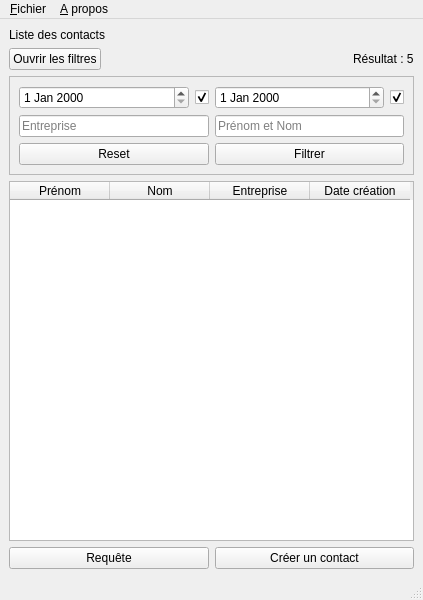
Above: cdaa/ui/mainwindow.ui from Zoreph22/contact-manager before the change. Below: the same form after it.
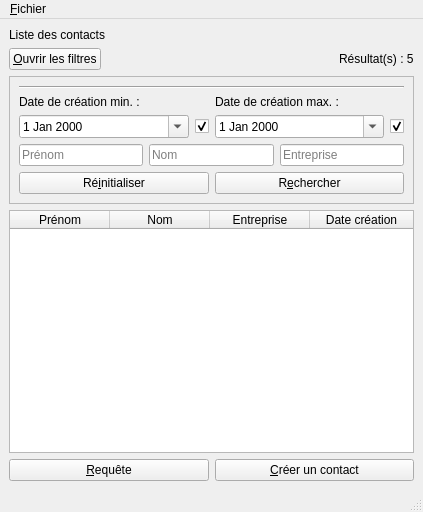
That is the form after the change.

The edit to the form file:
```diff
--- a/cdaa/ui/mainwindow.ui
+++ b/cdaa/ui/mainwindow.ui
@@ -10,7 +10,7 @@
     <x>0</x>
     <y>0</y>
     <width>423</width>
-    <height>600</height>
+    <height>512</height>
    </rect>
   </property>
   <property name="windowTitle">
@@ -32,7 +32,7 @@
         <item>
          <widget class="QPushButton" name="buttonOpenFilter">
           <property name="text">
-           <string>Ouvrir les filtres</string>
+           <string>&amp;Ouvrir les filtres</string>
           </property>
          </widget>
         </item>
@@ -52,7 +52,7 @@
         <item>
          <widget class="QLabel" name="labelResult">
           <property name="text">
-           <string>Résultat : 5</string>
+           <string>Résultat(s) : 5</string>
           </property>
          </widget>
         </item>
@@ -67,12 +67,44 @@
          <enum>QFrame::Raised</enum>
         </property>
         <layout class="QVBoxLayout" name="verticalLayout_5">
+         <item>
+          <widget class="Line" name="line">
+           <property name="orientation">
+            <enum>Qt::Horizontal</enum>
+           </property>
+          </widget>
+         </item>
          <item>
           <layout class="QVBoxLayout" name="verticalLayout_4">
+           <item>
+            <layout class="QHBoxLayout" name="horizontalLayout_7">
+             <item>
+              <widget class="QLabel" name="label_3">
+               <property name="text">
+                <string>Date de création min. :</string>
+               </property>
+              </widget>
+             </item>
+             <item>
+              <widget class="QLabel" name="label_2">
+               <property name="text">
+                <string>Date de création max. :</string>
+               </property>
+              </widget>
+             </item>
+            </layout>
+           </item>
            <item>
             <layout class="QHBoxLayout" name="horizontalLayout_5">
              <item>
-              <widget class="QDateEdit" name="dateEditMin"/>
+              <widget class="QDateEdit" name="dateEditMin">
+               <property name="toolTip">
+                <string>&lt;html&gt;&lt;head/&gt;&lt;body&gt;&lt;p&gt;Date de création minimale.&lt;/p&gt;&lt;/body&gt;&lt;/html&gt;</string>
+               </property>
+               <property name="calendarPopup">
+                <bool>true</bool>
+               </property>
+              </widget>
              </item>
              <item>
               <widget class="QCheckBox" name="checkBoxDateMin">
@@ -91,7 +123,14 @@
               </widget>
              </item>
              <item>
-              <widget class="QDateEdit" name="dateEditMax"/>
+              <widget class="QDateEdit" name="dateEditMax">
+               <property name="toolTip">
+                <string>&lt;html&gt;&lt;head/&gt;&lt;body&gt;&lt;p&gt;Date de création maximale.&lt;/p&gt;&lt;/body&gt;&lt;/html&gt;</string>
+               </property>
+               <property name="calendarPopup">
+                <bool>true</bool>
+               </property>
+              </widget>
              </item>
              <item>
               <widget class="QCheckBox" name="checkBoxDateMax">
@@ -113,6 +152,29 @@
            </item>
            <item>
             <layout class="QHBoxLayout" name="horizontalLayout_3">
+             <item>
+              <widget class="QLineEdit" name="lineEditFilter2">
+               <property name="text">
+                <string/>
+               </property>
+               <property name="placeholderText">
+                <string>Prénom</string>
+               </property>
+               <property name="clearButtonEnabled">
+                <bool>true</bool>
+               </property>
+              </widget>
+             </item>
+             <item>
+              <widget class="QLineEdit" name="lineEditFilter3">
+               <property name="placeholderText">
+                <string>Nom</string>
+               </property>
+               <property name="clearButtonEnabled">
+                <bool>true</bool>
+               </property>
+              </widget>
+             </item>
              <item>
               <widget class="QLineEdit" name="lineEditFilter1">
                <property name="text">
@@ -121,15 +183,8 @@
                <property name="placeholderText">
                 <string>Entreprise</string>
                </property>
-              </widget>
-             </item>
-             <item>
-              <widget class="QLineEdit" name="lineEditFilter2">
-               <property name="text">
-                <string/>
-               </property>
-               <property name="placeholderText">
-                <string>Prénom et Nom</string>
+               <property name="clearButtonEnabled">
+                <bool>true</bool>
                </property>
               </widget>
              </item>
@@ -140,14 +195,14 @@
              <item>
               <widget class="QPushButton" name="buttonReset">
                <property name="text">
-                <string>Reset</string>
+                <string>Ré&amp;initialiser</string>
                </property>
               </widget>
              </item>
              <item>
               <widget class="QPushButton" name="buttonFiltrer">
                <property name="text">
-                <string>Filtrer</string>
+                <string>R&amp;echercher</string>
                </property>
               </widget>
              </item>
@@ -178,6 +233,18 @@
         <property name="sortingEnabled">
          <bool>true</bool>
         </property>
+        <property name="cornerButtonEnabled">
+         <bool>false</bool>
+        </property>
+        <attribute name="horizontalHeaderHighlightSections">
+         <bool>false</bool>
+        </attribute>
+        <attribute name="horizontalHeaderStretchLastSection">
+         <bool>true</bool>
+        </attribute>
+        <attribute name="verticalHeaderVisible">
+         <bool>false</bool>
+        </attribute>
         <column>
          <property name="text">
           <string>Prénom</string>
@@ -205,14 +272,14 @@
         <item>
          <widget class="QPushButton" name="buttonRequest">
           <property name="text">
-           <string>Requête</string>
+           <string>&amp;Requête</string>
           </property>
          </widget>
         </item>
         <item>
          <widget class="QPushButton" name="ButtonCreateContact">
           <property name="text">
-           <string>Créer un contact</string>
+           <string>&amp;Créer un contact</string>
           </property>
          </widget>
         </item>
@@ -254,13 +321,7 @@
     <addaction name="actionExportJson"/>
     <addaction name="actionQuit"/>
    </widget>
-   <widget class="QMenu" name="menuA_propos">
-    <property name="title">
-     <string>&amp;A propos</string>
-    </property>
-   </widget>
    <addaction name="menuFichier"/>
-   <addaction name="menuA_propos"/>
   </widget>
   <widget class="QStatusBar" name="statusbar"/>
   <action name="actionResetAll">
```
Left out of the diff: 6 changed lines with no effect on the pictures.
